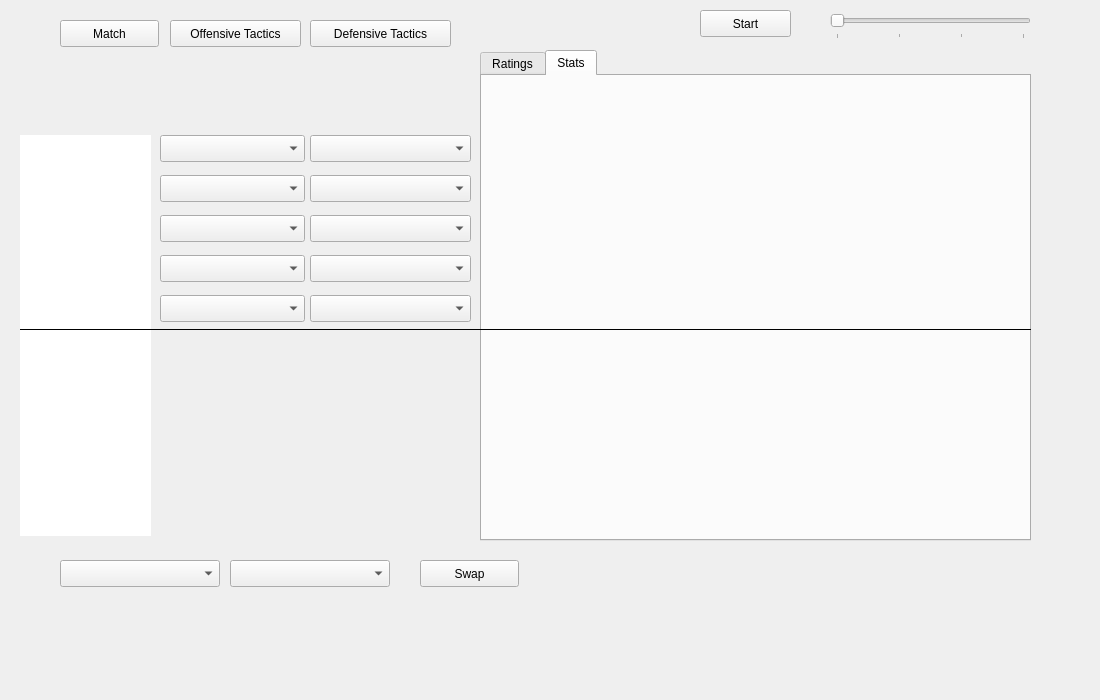
Old version of the form MatchScreen.ui in the repository walsh06/BasketballManager.
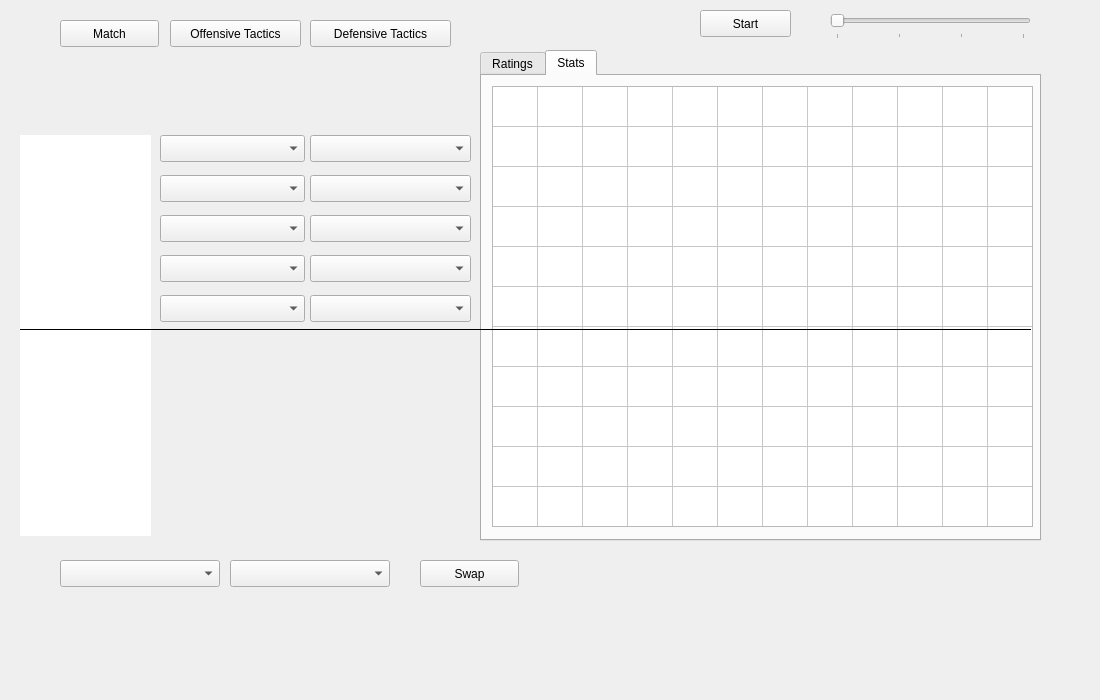
New version of the form. The open tabs and pages were chosen to show the change.

Diff of the .ui file:
```diff
--- a/MatchScreen.ui
+++ b/MatchScreen.ui
@@ -556,7 +556,7 @@
       <rect>
        <x>470</x>
        <y>0</y>
-       <width>551</width>
+       <width>561</width>
        <height>491</height>
       </rect>
      </property>
@@ -654,6 +654,91 @@
       <attribute name="title">
        <string>Stats</string>
       </attribute>
+      <widget class="QTableWidget" name="statsWidget">
+       <property name="geometry">
+        <rect>
+         <x>10</x>
+         <y>10</y>
+         <width>541</width>
+         <height>441</height>
+        </rect>
+       </property>
+       <property name="frameShape">
+        <enum>QFrame::StyledPanel</enum>
+       </property>
+       <property name="frameShadow">
+        <enum>QFrame::Sunken</enum>
+       </property>
+       <property name="verticalScrollBarPolicy">
+        <enum>Qt::ScrollBarAlwaysOff</enum>
+       </property>
+       <property name="horizontalScrollBarPolicy">
+        <enum>Qt::ScrollBarAlwaysOff</enum>
+       </property>
+       <property name="autoScroll">
+        <bool>false</bool>
+       </property>
+       <property name="editTriggers">
+        <set>QAbstractItemView::NoEditTriggers</set>
+       </property>
+       <property name="selectionMode">
+        <enum>QAbstractItemView::NoSelection</enum>
+       </property>
+       <property name="verticalScrollMode">
+        <enum>QAbstractItemView::ScrollPerPixel</enum>
+       </property>
+       <property name="showGrid">
+        <bool>true</bool>
+       </property>
+       <property name="gridStyle">
+        <enum>Qt::SolidLine</enum>
+       </property>
+       <property name="cornerButtonEnabled">
+        <bool>true</bool>
+       </property>
+       <property name="rowCount">
+        <number>11</number>
+       </property>
+       <property name="columnCount">
+        <number>13</number>
+       </property>
+       <attribute name="horizontalHeaderVisible">
+        <bool>false</bool>
+       </attribute>
+       <attribute name="horizontalHeaderDefaultSectionSize">
+        <number>45</number>
+       </attribute>
+       <attribute name="verticalHeaderVisible">
+        <bool>false</bool>
+       </attribute>
+       <attribute name="verticalHeaderDefaultSectionSize">
+        <number>40</number>
+       </attribute>
+       <row/>
+       <row/>
+       <row/>
+       <row/>
+       <row/>
+       <row/>
+       <row/>
+       <row/>
+       <row/>
+       <row/>
+       <row/>
+       <column/>
+       <column/>
+       <column/>
+       <column/>
+       <column/>
+       <column/>
+       <column/>
+       <column/>
+       <column/>
+       <column/>
+       <column/>
+       <column/>
+       <column/>
+      </widget>
      </widget>
     </widget>
     <zorder>positionOne</zorder>
```
Left out of the diff: 77 changed lines with no effect on the pictures.
